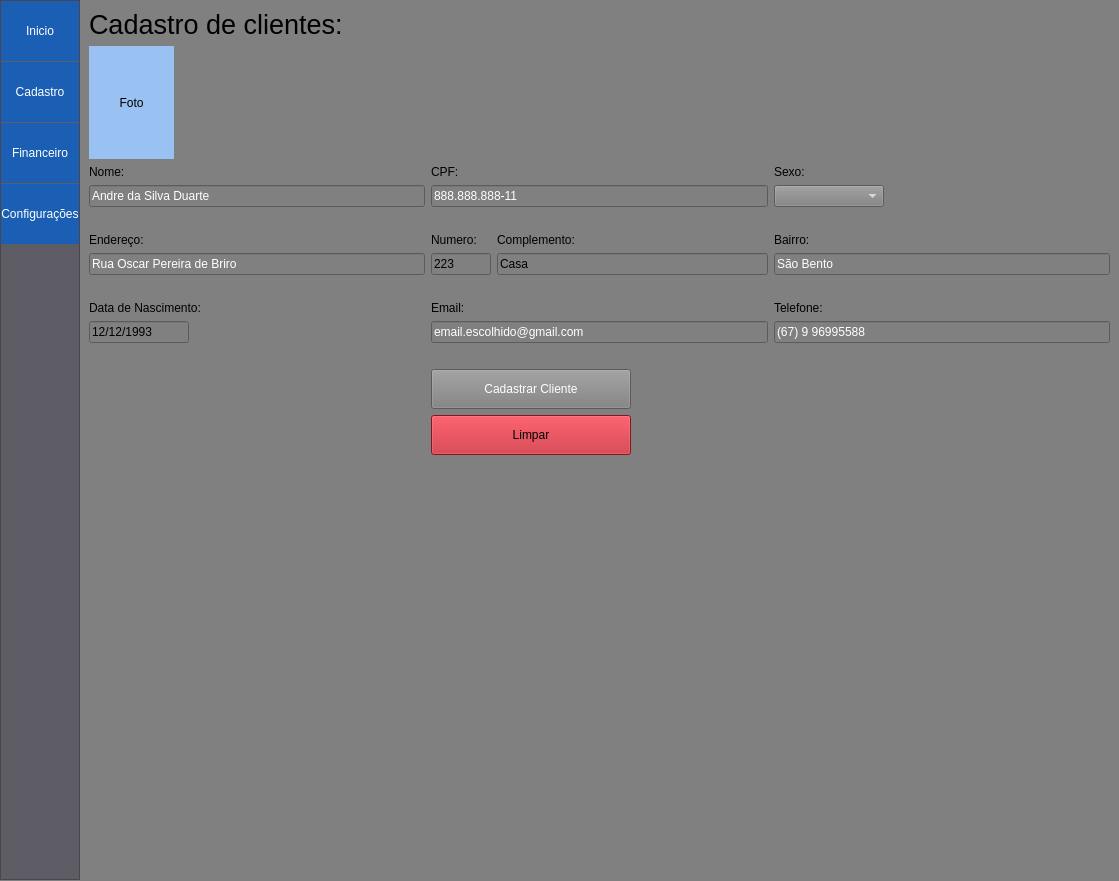
The window that ui_interface/principal.ui (Josemarcio15/sistema_academia) describes before a commit, drawn with Qt 5.
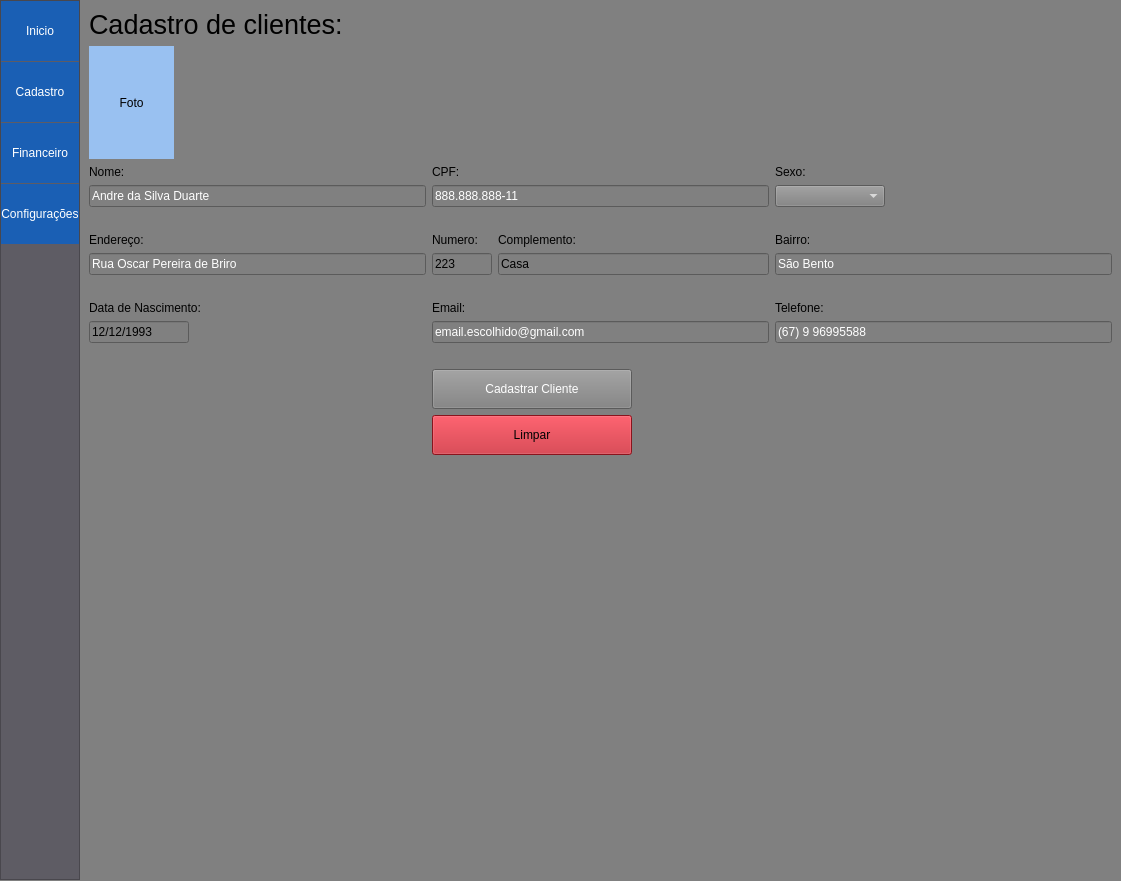
The same window after the commit. The open tabs and pages were chosen to show the change.

Commit message: corrigindo pesquisa

What changed in the file:
```diff
--- a/ui_interface/principal.ui
+++ b/ui_interface/principal.ui
@@ -12,7 +12,7 @@
    <rect>
     <x>0</x>
     <y>0</y>
-    <width>1119</width>
+    <width>1121</width>
     <height>881</height>
    </rect>
   </property>
```
Left out of the diff: 4 changed lines with no effect on the pictures. The commit also changes 2 other files.
